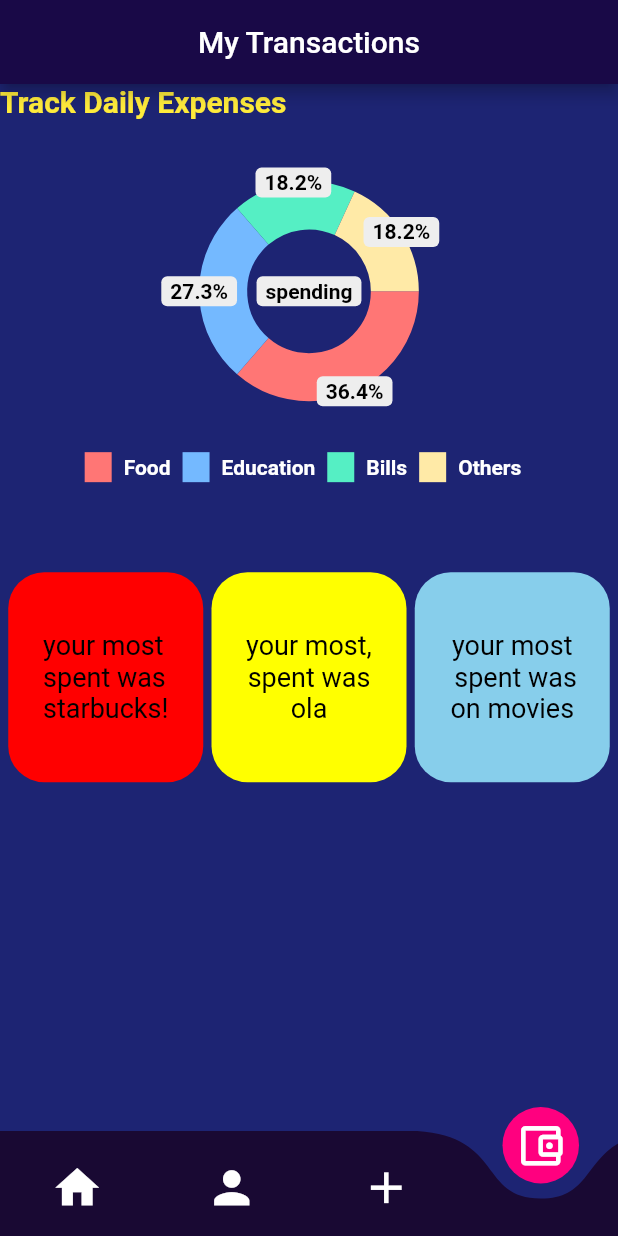
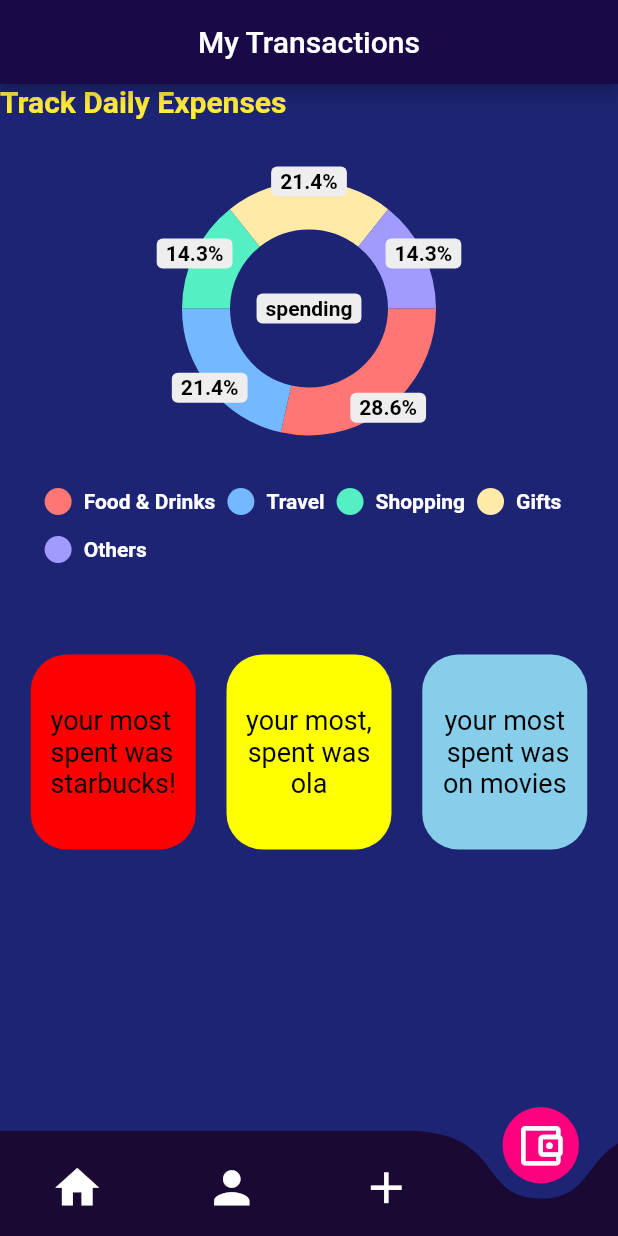
Before and after one commit to Grumppie/Hiyo, a Flutter app: the screen it shows after launch, item 4 of the bottom bar chosen, on a phone screen of 412 x 824 dp. Run offline on Flutter 3.47's test engine with Material 2 defaults, Android fonts, the phone set to English and light mode, and no system bars; drawn by our look-alikes of curved_navigation_bar, pie_chart; network calls fail; Roboto replaces fonts that are missing (Arial).

Commit message:
updated statistivs page

```diff
--- a/lib/screens/create_page.dart
+++ b/lib/screens/create_page.dart
@@ -51,7 +51,7 @@ class MyCustomFormState extends State<MyCustomForm> {
   // Create a global key that uniquely identifies the Form widget
   // and allows validation of the form.
   final _formKey = GlobalKey<FormState>();
-  final items = ['Food & Drinks', 'Travel', 'Shopping', 'Gifts'];
+  final items = ['Food & Drinks', 'Travel', 'Shopping', 'Gifts','Other'];
   String? value;
 
   TextEditingController amountController = TextEditingController(); //add class and object to store this variables
--- a/lib/screens/statistics/create_page.dart
+++ b/lib/screens/statistics/create_page.dart
@@ -4,9 +4,10 @@ import 'package:pie_chart/pie_chart.dart';
 class StatsPage extends StatelessWidget {
   //const HomePage({ Key? key }) : super(key: key);
   Map<String, double> dataMap = {
-    "Food": 4,
-    "Education": 3,
-    "Bills": 2,
+    "Food & Drinks": 4,
+    "Travel": 3,
+    "Shopping": 2,
+    "Gifts":3,
     "Others": 2,
   };
 
@@ -38,12 +39,12 @@ class StatsPage extends StatelessWidget {
             //child:
             child: PieChart(
               dataMap: dataMap,
-              chartRadius: MediaQuery.of(context).size.width / 3.6,
+              chartRadius: MediaQuery.of(context).size.width / 3,
               chartType: ChartType.ring,
               ringStrokeWidth: 32,
               centerText: "spending",
               legendOptions: const LegendOptions(
-                legendShape: BoxShape.rectangle,
+                legendShape: BoxShape.circle,
                 legendPosition: LegendPosition.bottom,
                 showLegends: true,
                 showLegendsInRow: true,
@@ -70,8 +71,8 @@ class StatsPage extends StatelessWidget {
             mainAxisAlignment: MainAxisAlignment.spaceEvenly,
             children: [
               Container(
-                width: 130.0,
-                height: 140.0,
+                width: 110.0,
+                height: 130.0,
                 decoration: BoxDecoration(
                   borderRadius: BorderRadius.circular(24.0),
                   color: const Color(0xffff0000),
@@ -90,8 +91,8 @@ class StatsPage extends StatelessWidget {
                 ),
               ),
               Container(
-                width: 130.0,
-                height: 140.0,
+                width: 110.0,
+                height: 130.0,
                 decoration: BoxDecoration(
                   borderRadius: BorderRadius.circular(24.0),
                   color: const Color(0xffffff00),
@@ -110,8 +111,8 @@ class StatsPage extends StatelessWidget {
                 ),
               ),
               Container(
-                width: 130.0,
-                height: 140.0,
+                width: 110.0,
+                height: 130.0,
                 decoration: BoxDecoration(
                   borderRadius: BorderRadius.circular(24.0),
                   color: const Color(0xff87ceeb),
```
Also changed, not shown: 1 other file.
